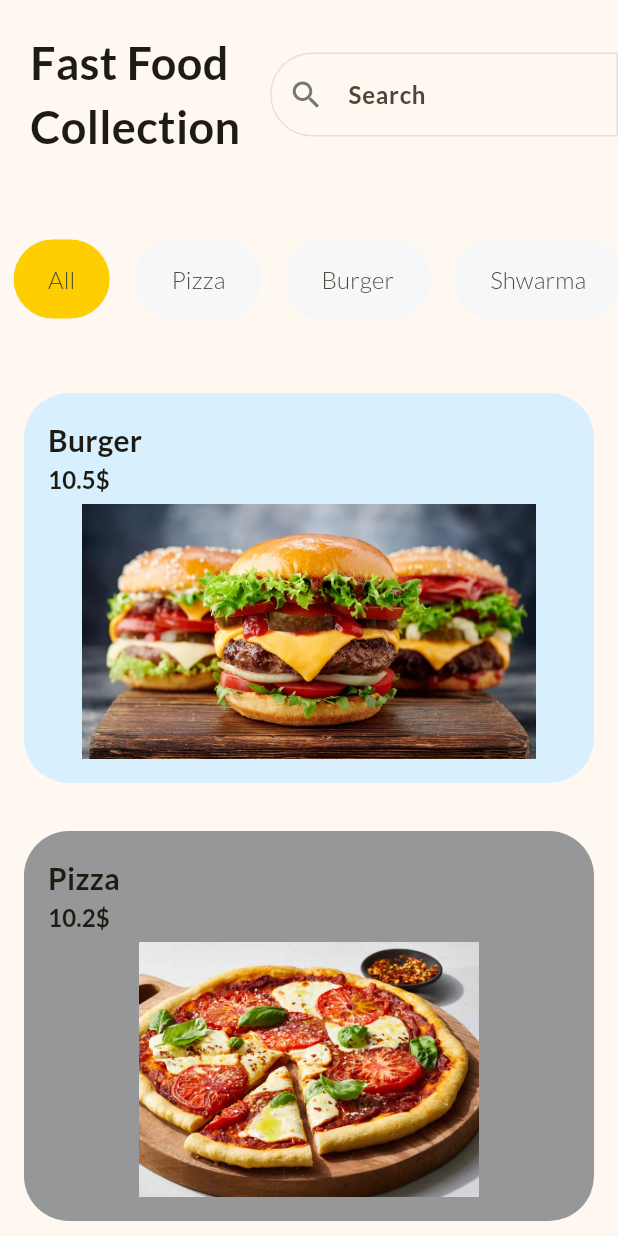
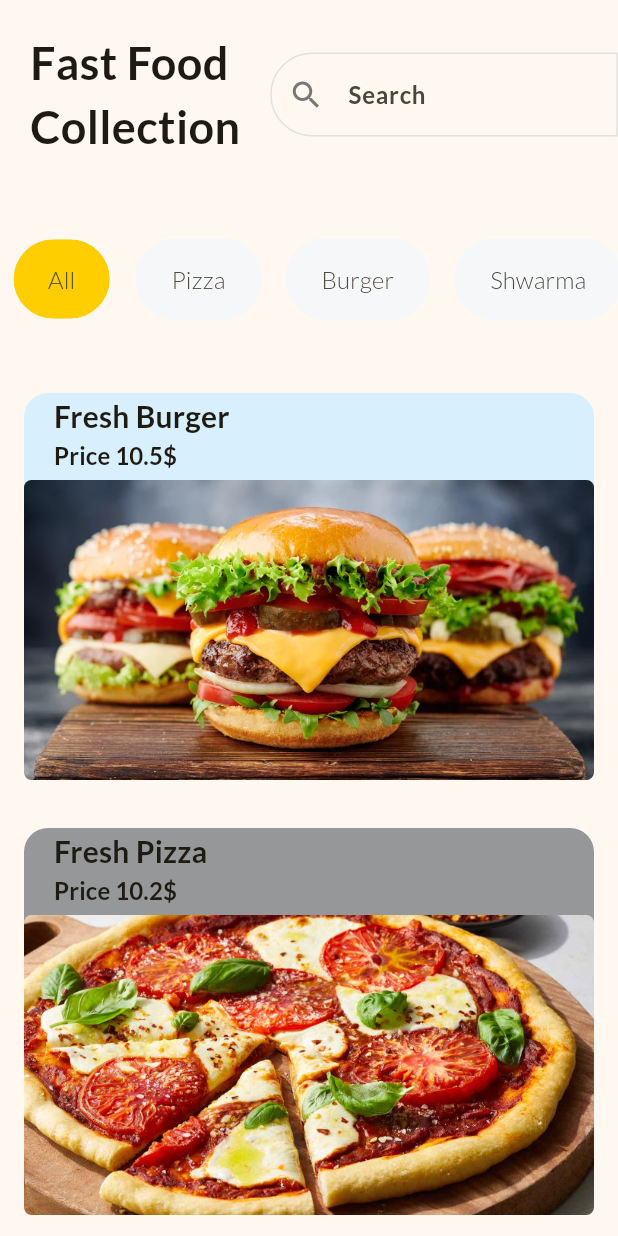
Before and after one commit to arslan-aslam-brw/simple_ecomrece_app_1, a Flutter app: the screen it shows after launch, on a phone screen of 412 x 824 dp. Run offline on Flutter 3.47's test engine with Material 3 defaults, Android fonts, the phone set to English and light mode, and no system bars.

Commit message:
lib/items_container.dart lib/module_dummy_data.dart

```diff
--- a/lib/items_container.dart
+++ b/lib/items_container.dart
@@ -17,31 +17,48 @@ class ProductCard extends StatelessWidget {
   Widget build(BuildContext context) {
     return Container(
       margin: const EdgeInsets.all(16),
-      padding: const EdgeInsets.all(16),
       decoration: BoxDecoration(
         color: backgroundColor,
-        borderRadius: BorderRadius.circular(30),
+        borderRadius: BorderRadius.circular(16),
       ),
       child: Column(
         crossAxisAlignment: CrossAxisAlignment.start,
         children: [
-          Text(
-            title,
-            style: Theme.of(context).textTheme.titleMedium,
+          Padding(
+            padding: const EdgeInsets.symmetric(
+              horizontal: 20.0,
+            ),
+            child: Text(
+              title,
+              style: Theme.of(context).textTheme.titleMedium,
+            ),
           ),
-          Text(
-            "$price\$",
-            style: Theme.of(context).textTheme.titleSmall,
+          Padding(
+            padding: const EdgeInsets.symmetric(
+              horizontal: 20.0,
+            ),
+            child: Text(
+              "Price $price\$",
+              style: Theme.of(context).textTheme.titleSmall,
+            ),
           ),
           const SizedBox(
             height: 5,
           ),
-          Center(
-            child: Image.asset(
-              image,
-              height: 170,
+          Container(
+            height: 200,
+            decoration: BoxDecoration(
+              borderRadius: const BorderRadius.horizontal(
+                left: Radius.circular(5),
+                right: Radius.circular(5),
+              ),
+              image: DecorationImage(
+                image: AssetImage(image),
+                fit: BoxFit.cover,
+                alignment: Alignment.center,
+              ),
             ),
-          ),
+          )
         ],
       ),
     );
--- a/lib/module_dummy_data.dart
+++ b/lib/module_dummy_data.dart
@@ -4,7 +4,7 @@
 final products = [
   {
     'id': '1',
-    'title': 'Burger',
+    'title': 'Fresh Burger',
     'item': 'Burger',
     'price': 10.5,
     'sizes': [1, 5, 9, 12],
@@ -12,7 +12,7 @@ final products = [
   },
   {
     'id': '2',
-    'title': 'Pizza',
+    'title': 'Fresh Pizza',
     'item': 'Pizza',
     'price': 10.2,
     'sizes': [1, 5, 9, 12],
@@ -20,7 +20,7 @@ final products = [
   },
   {
     'id': '3',
-    'title': 'Shwarma',
+    'title': 'Fresh Shwarma',
     'item': 'Shwarma',
     'price': 11.5,
     'sizes': [1, 5, 10],
@@ -28,7 +28,7 @@ final products = [
   },
   {
     'id': '4',
-    'title': 'Burger',
+    'title': 'Fresh Burger',
     'item': 'Burger',
     'price': 10.5,
     'sizes': [1, 5, 9, 12],
@@ -36,7 +36,7 @@ final products = [
   },
   {
     'id': '5',
-    'title': 'Pizza',
+    'title': 'Fresh Pizza',
     'item': 'Pizza',
     'price': 10.8,
     'sizes': [1, 5, 9, 12],
@@ -44,7 +44,7 @@ final products = [
   },
   {
     'id': '6',
-    'title': 'Shwarma',
+    'title': 'Fresh Shwarma',
     'item': 'Shwarma',
     'price': 11.5,
     'sizes': [1, 5, 10],
@@ -55,7 +55,7 @@ final products = [
 final cart = [
   {
     'id': '7',
-    'title': 'Shwarma',
+    'title': 'Fresh Shwarma',
     'item': 'Shwarma',
     'price': 11.5,
     'sizes': 10,
```
